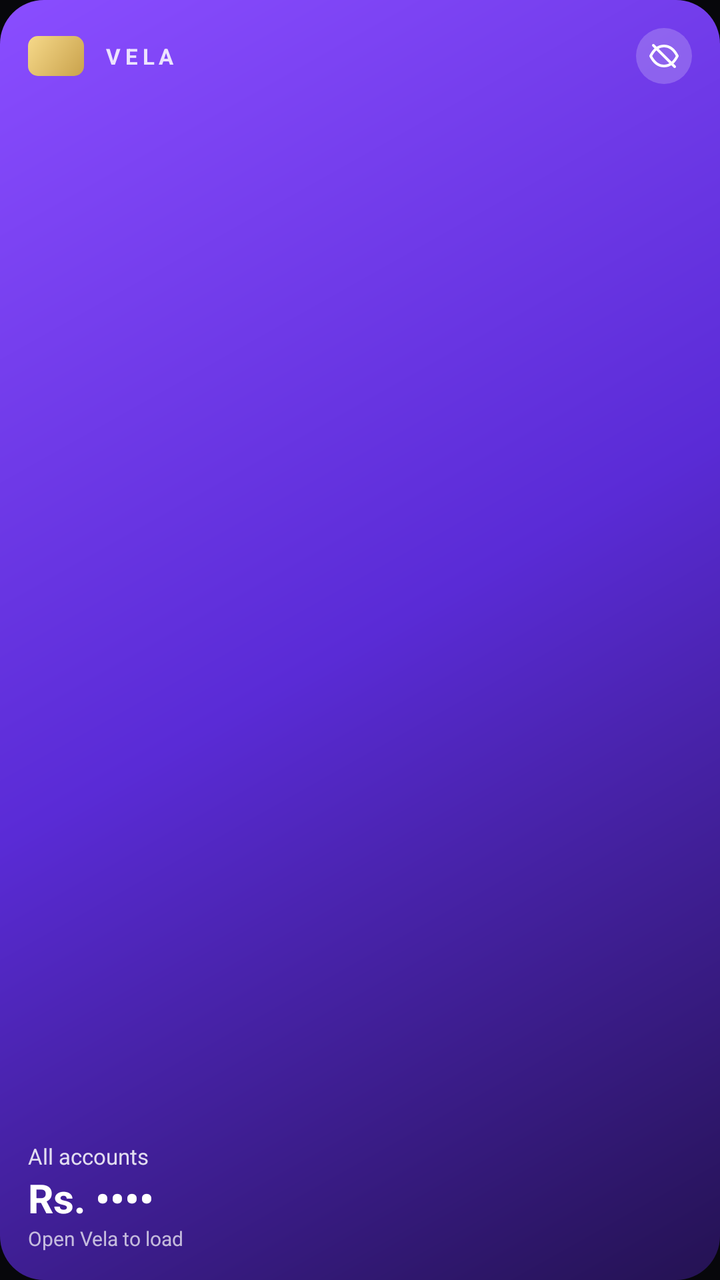
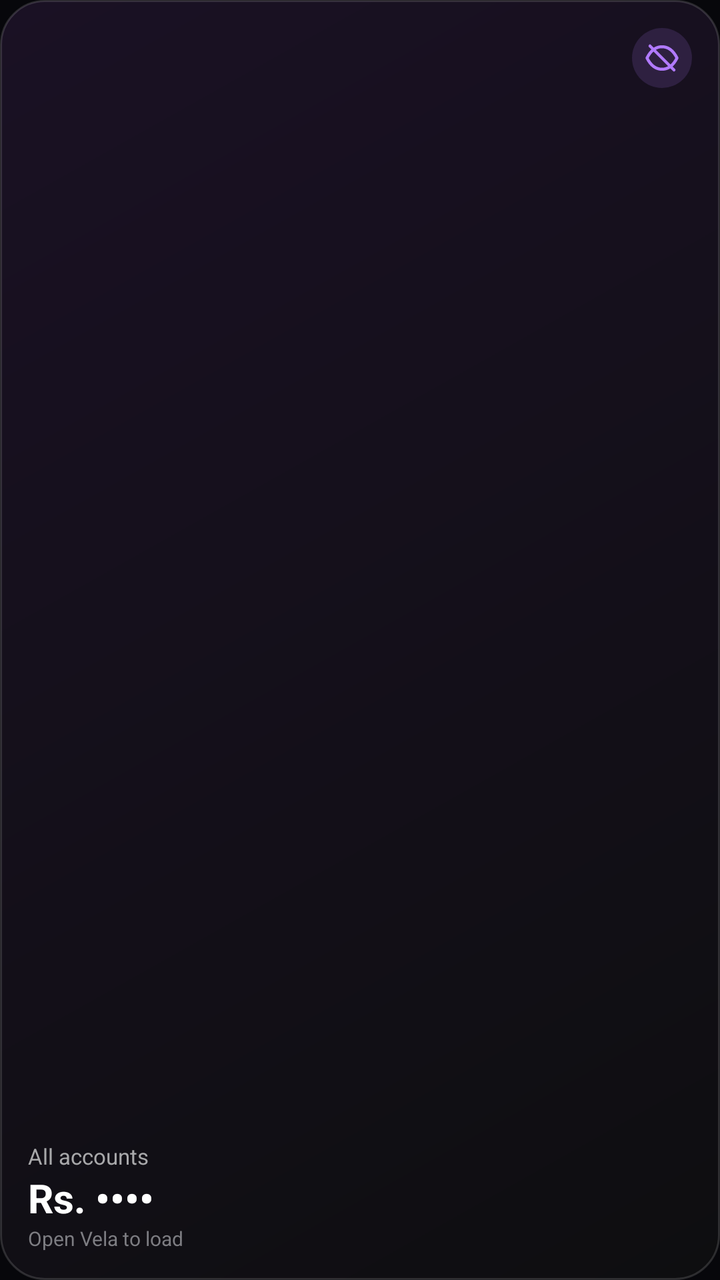

An Android layout rendered at two revisions. The XML below is the earlier revision; the diff shows what the commit changed to produce the second picture.
<!-- AndroidManifest.xml: application theme AppTheme -->
<!-- res/layout/widget_balances_small.xml -->
<?xml version="1.0" encoding="utf-8"?>
<LinearLayout xmlns:android="http://schemas.android.com/apk/res/android"
    android:id="@+id/w_body" android:layout_width="match_parent" android:layout_height="match_parent"
    android:orientation="vertical" android:padding="14dp" android:background="@drawable/widget_card_bg">
    <LinearLayout android:layout_width="match_parent" android:layout_height="wrap_content" android:orientation="horizontal" android:gravity="center_vertical">
        <FrameLayout android:layout_width="28dp" android:layout_height="20dp" android:background="@drawable/widget_card_chip" />
        <TextView android:layout_width="0dp" android:layout_height="wrap_content" android:layout_weight="1" android:layout_marginStart="10dp"
            android:text="VELA" android:letterSpacing="0.2" android:textColor="#D9FFFFFF" android:textSize="11sp" android:textStyle="bold" android:maxLines="1" />
        <ImageView android:id="@+id/w_eye" android:layout_width="28dp" android:layout_height="28dp" android:padding="6dp"
            android:background="@drawable/widget_eye_light_bg" android:src="@drawable/ic_widget_eye_off" android:tint="#FFFFFF" android:contentDescription="Show amounts" />
    </LinearLayout>
    <FrameLayout android:layout_width="match_parent" android:layout_height="0dp" android:layout_weight="1" />
    <TextView android:id="@+id/w_title" android:layout_width="match_parent" android:layout_height="wrap_content"
        android:text="All accounts" android:textColor="#D9FFFFFF" android:textSize="11sp" android:maxLines="1" android:ellipsize="end" />
    <TextView android:id="@+id/w_total" android:layout_width="match_parent" android:layout_height="wrap_content"
        android:text="Rs. ••••" android:textColor="#FFFFFF" android:textSize="20sp" android:textStyle="bold" android:maxLines="1" android:ellipsize="end" />
    <TextView android:id="@+id/w_sub" android:layout_width="match_parent" android:layout_height="wrap_content"
        android:text="Open Vela to load" android:textColor="#B3FFFFFF" android:textSize="10sp" android:maxLines="1" android:ellipsize="end" />
</LinearLayout>
<!-- resources referenced by this layout -->
<resources>
  <!-- drawable ic_widget_eye_off (drawable) -->
  <vector xmlns:android="http://schemas.android.com/apk/res/android" android:width="24dp" android:height="24dp" android:viewportWidth="24" android:viewportHeight="24">
      <path android:strokeColor="#B17AFF" android:strokeWidth="2" android:strokeLineCap="round" android:strokeLineJoin="round" android:fillColor="#00000000"
          android:pathData="M2,12C4.5,7 8,4.5 12,4.5S19.5,7 22,12C19.5,17 16,19.5 12,19.5S4.5,17 2,12Z" />
      <path android:strokeColor="#B17AFF" android:strokeWidth="2" android:strokeLineCap="round" android:fillColor="#00000000" android:pathData="M4,4L20,20" />
  </vector>
  <!-- drawable widget_card_bg (drawable) -->
  <?xml version="1.0" encoding="utf-8"?>
  <shape xmlns:android="http://schemas.android.com/apk/res/android" android:shape="rectangle">
      <gradient android:angle="315" android:startColor="#FF8A4DFF" android:centerColor="#FF5A2BD6" android:endColor="#FF241252" />
      <corners android:radius="22dp" />
  </shape>
  <!-- drawable widget_card_chip (drawable) -->
  <?xml version="1.0" encoding="utf-8"?>
  <shape xmlns:android="http://schemas.android.com/apk/res/android" android:shape="rectangle">
      <gradient android:angle="315" android:startColor="#FFF6D98A" android:endColor="#FFC9A24C" />
      <corners android:radius="5dp" />
  </shape>
  <!-- drawable widget_eye_light_bg (drawable) -->
  <?xml version="1.0" encoding="utf-8"?>
  <shape xmlns:android="http://schemas.android.com/apk/res/android" android:shape="oval">
      <solid android:color="#33FFFFFF" />
  </shape>
  <style name="AppTheme" parent="Theme.AppCompat.DayNight.NoActionBar">
          <item name="colorPrimary">@color/vela_bg</item>
          <item name="colorPrimaryDark">@color/vela_bg</item>
          <item name="colorAccent">@color/vela_violet</item>
          <item name="android:statusBarColor">@color/vela_bg</item>
          <item name="android:navigationBarColor">@color/vela_bg</item>
          <item name="android:windowBackground">@color/vela_bg</item>
      </style>
  <color name="vela_bg">#07070B</color>
  <color name="vela_violet">#A07BFF</color>
</resources>

<!-- the commit's change to res/layout/widget_balances_small.xml (unified diff, before → after) -->
@@ -1,19 +1,18 @@
 <?xml version="1.0" encoding="utf-8"?>
 <LinearLayout xmlns:android="http://schemas.android.com/apk/res/android"
     android:id="@+id/w_body" android:layout_width="match_parent" android:layout_height="match_parent"
-    android:orientation="vertical" android:padding="14dp" android:background="@drawable/widget_card_bg">
+    android:orientation="vertical" android:padding="14dp" android:background="@drawable/widget_bg">
     <LinearLayout android:layout_width="match_parent" android:layout_height="wrap_content" android:orientation="horizontal" android:gravity="center_vertical">
-        <FrameLayout android:layout_width="28dp" android:layout_height="20dp" android:background="@drawable/widget_card_chip" />
-        <TextView android:layout_width="0dp" android:layout_height="wrap_content" android:layout_weight="1" android:layout_marginStart="10dp"
-            android:text="VELA" android:letterSpacing="0.2" android:textColor="#D9FFFFFF" android:textSize="11sp" android:textStyle="bold" android:maxLines="1" />
-        <ImageView android:id="@+id/w_eye" android:layout_width="28dp" android:layout_height="28dp" android:padding="6dp"
-            android:background="@drawable/widget_eye_light_bg" android:src="@drawable/ic_widget_eye_off" android:tint="#FFFFFF" android:contentDescription="Show amounts" />
+        <ImageView android:layout_width="22dp" android:layout_height="22dp" android:src="@mipmap/ic_launcher_round" android:contentDescription="@null" />
+        <FrameLayout android:layout_width="0dp" android:layout_height="1dp" android:layout_weight="1" />
+        <ImageView android:id="@+id/w_eye" android:layout_width="30dp" android:layout_height="30dp" android:padding="6dp"
+            android:background="@drawable/widget_eye_bg" android:src="@drawable/ic_widget_eye_off" android:contentDescription="Show amounts" />
     </LinearLayout>
     <FrameLayout android:layout_width="match_parent" android:layout_height="0dp" android:layout_weight="1" />
     <TextView android:id="@+id/w_title" android:layout_width="match_parent" android:layout_height="wrap_content"
-        android:text="All accounts" android:textColor="#D9FFFFFF" android:textSize="11sp" android:maxLines="1" android:ellipsize="end" />
+        android:text="All accounts" android:textColor="#A8A8AA" android:textSize="11sp" android:maxLines="1" android:ellipsize="end" />
     <TextView android:id="@+id/w_total" android:layout_width="match_parent" android:layout_height="wrap_content"
         android:text="Rs. ••••" android:textColor="#FFFFFF" android:textSize="20sp" android:textStyle="bold" android:maxLines="1" android:ellipsize="end" />
     <TextView android:id="@+id/w_sub" android:layout_width="match_parent" android:layout_height="wrap_content"
-        android:text="Open Vela to load" android:textColor="#B3FFFFFF" android:textSize="10sp" android:maxLines="1" android:ellipsize="end" />
+        android:text="Open Vela to load" android:textColor="#7D7D82" android:textSize="10sp" android:maxLines="1" android:ellipsize="end" />
 </LinearLayout>
<!-- resource entries referenced after the edit -->
@@ -6,23 +6,28 @@
           android:pathData="M2,12C4.5,7 8,4.5 12,4.5S19.5,7 22,12C19.5,17 16,19.5 12,19.5S4.5,17 2,12Z" />
       <path android:strokeColor="#B17AFF" android:strokeWidth="2" android:strokeLineCap="round" android:fillColor="#00000000" android:pathData="M4,4L20,20" />
   </vector>
-  <!-- drawable widget_card_bg (drawable) -->
+  <!-- drawable widget_bg (drawable) -->
   <?xml version="1.0" encoding="utf-8"?>
   <shape xmlns:android="http://schemas.android.com/apk/res/android" android:shape="rectangle">
-      <gradient android:angle="315" android:startColor="#FF8A4DFF" android:centerColor="#FF5A2BD6" android:endColor="#FF241252" />
+      <gradient android:angle="315" android:startColor="#FF1A1124" android:endColor="#FF0E0E10" />
       <corners android:radius="22dp" />
+      <stroke android:width="1dp" android:color="#24FFFFFF" />
   </shape>
-  <!-- drawable widget_card_chip (drawable) -->
-  <?xml version="1.0" encoding="utf-8"?>
-  <shape xmlns:android="http://schemas.android.com/apk/res/android" android:shape="rectangle">
-      <gradient android:angle="315" android:startColor="#FFF6D98A" android:endColor="#FFC9A24C" />
-      <corners android:radius="5dp" />
-  </shape>
-  <!-- drawable widget_eye_light_bg (drawable) -->
+  <!-- drawable widget_eye_bg (drawable) -->
   <?xml version="1.0" encoding="utf-8"?>
   <shape xmlns:android="http://schemas.android.com/apk/res/android" android:shape="oval">
-      <solid android:color="#33FFFFFF" />
+      <solid android:color="#26B17AFF" />
   </shape>
+  <!-- mipmap ic_launcher_round (mipmap-anydpi-v26) -->
+  <?xml version="1.0" encoding="utf-8"?>
+  <adaptive-icon xmlns:android="http://schemas.android.com/apk/res/android">
+      <background>
+          <inset android:drawable="@mipmap/ic_launcher_background" android:inset="16.7%" />
+      </background>
+      <foreground>
+          <inset android:drawable="@mipmap/ic_launcher_foreground" android:inset="16.7%" />
+      </foreground>
+  </adaptive-icon>
   <style name="AppTheme" parent="Theme.AppCompat.DayNight.NoActionBar">
           <item name="colorPrimary">@color/vela_bg</item>
           <item name="colorPrimaryDark">@color/vela_bg</item>
